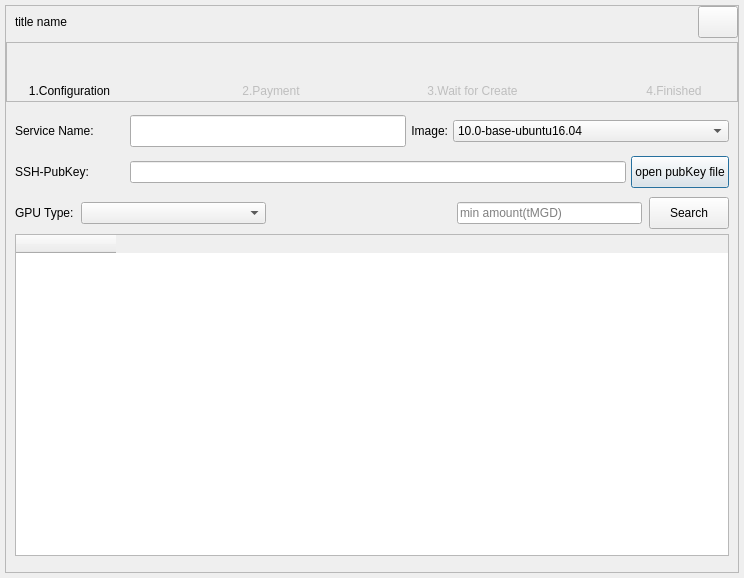
Old version of the form src/qt/forms/adddockerservicedlg.ui in the repository MassGrid/MassGrid.
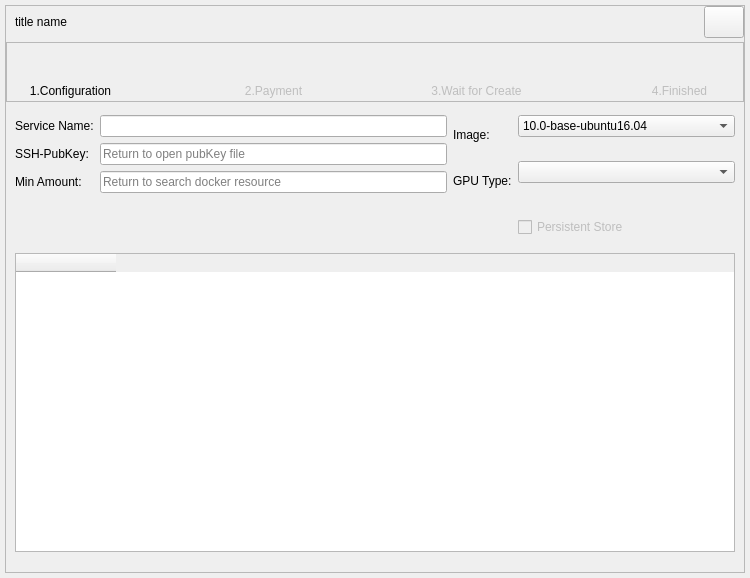
New version of the form. Icons and pictures are not drawn. Custom widgets are drawn as their Qt base class.

Commit message: update gui and add persistent Store option

The edit to the form file:
```diff
--- a/src/qt/forms/adddockerservicedlg.ui
+++ b/src/qt/forms/adddockerservicedlg.ui
@@ -6,7 +6,7 @@
    <rect>
     <x>0</x>
     <y>0</y>
-    <width>744</width>
+    <width>750</width>
     <height>578</height>
    </rect>
   </property>
@@ -134,8 +134,11 @@
          </item>
          <item>
           <widget class="QFrame" name="frame_step">
+           <property name="enabled">
+            <bool>true</bool>
+           </property>
            <property name="sizePolicy">
-            <sizepolicy hsizetype="Preferred" vsizetype="Preferred">
+            <sizepolicy hsizetype="Preferred" vsizetype="Fixed">
              <horstretch>0</horstretch>
              <verstretch>60</verstretch>
             </sizepolicy>
@@ -149,7 +152,7 @@
            <property name="maximumSize">
             <size>
              <width>16777215</width>
-             <height>60</height>
+             <height>16777215</height>
             </size>
            </property>
            <property name="styleSheet">
@@ -529,6 +532,9 @@
                     <height>35</height>
                    </size>
                   </property>
+                  <property name="styleSheet">
+                   <string notr="true"/>
+                  </property>
                   <property name="text">
                    <string/>
                   </property>
@@ -691,6 +697,9 @@
                     <height>35</height>
                    </size>
                   </property>
+                  <property name="styleSheet">
+                   <string notr="true"/>
+                  </property>
                   <property name="text">
                    <string/>
                   </property>
@@ -747,20 +756,16 @@
             <number>0</number>
            </property>
            <widget class="QWidget" name="page">
-            <layout class="QVBoxLayout" name="verticalLayout" stretch="1,1,0,10">
-             <property name="spacing">
-              <number>5</number>
-             </property>
-             <property name="bottomMargin">
-              <number>5</number>
-             </property>
+            <layout class="QVBoxLayout" name="verticalLayout" stretch="1,5">
              <item>
-              <layout class="QHBoxLayout" name="horizontalLayout" stretch="0,0,0,0">
+              <layout class="QHBoxLayout" name="horizontalLayout" stretch="5,3">
                <item>
+                <layout class="QFormLayout" name="formLayout">
+                 <item row="0" column="0">
                 <widget class="QLabel" name="label_servicename">
                  <property name="minimumSize">
                   <size>
-                   <width>110</width>
+                     <width>0</width>
                    <height>0</height>
                   </size>
                  </property>
@@ -772,10 +777,10 @@
                  </property>
                 </widget>
                </item>
-               <item>
+                 <item row="0" column="1">
                 <widget class="QLineEdit" name="lineEdit_name">
                  <property name="sizePolicy">
-                  <sizepolicy hsizetype="Expanding" vsizetype="Expanding">
+                    <sizepolicy hsizetype="Expanding" vsizetype="Fixed">
                    <horstretch>0</horstretch>
                    <verstretch>0</verstretch>
                   </sizepolicy>
@@ -791,17 +796,70 @@
                  </property>
                 </widget>
                </item>
+                 <item row="1" column="0">
+                  <widget class="QLabel" name="label_sshkey">
+                   <property name="minimumSize">
+                    <size>
+                     <width>0</width>
+                     <height>0</height>
+                    </size>
+                   </property>
+                   <property name="text">
+                    <string>SSH-PubKey:</string>
+                   </property>
+                   <property name="alignment">
+                    <set>Qt::AlignLeading|Qt::AlignLeft|Qt::AlignVCenter</set>
+                   </property>
+                  </widget>
+                 </item>
+                 <item row="3" column="0">
+                  <widget class="QLabel" name="label_minAmount">
+                   <property name="minimumSize">
+                    <size>
+                     <width>0</width>
+                     <height>0</height>
+                    </size>
+                   </property>
+                   <property name="text">
+                    <string>Min Amount:</string>
+                   </property>
+                  </widget>
+                 </item>
+                 <item row="3" column="1">
+                  <widget class="QLineEdit" name="lineEdit_minAmount">
+                   <property name="placeholderText">
+                    <string>Return to search docker resource</string>
+                   </property>
+                  </widget>
+                 </item>
+                 <item row="1" column="1">
+                  <widget class="QLineEdit" name="lineEdit_sshpubkey">
+                   <property name="placeholderText">
+                    <string>Return to open pubKey file</string>
+                   </property>
+                  </widget>
+                 </item>
+                </layout>
+               </item>
                <item>
-                <widget class="QLabel" name="label">
+                <layout class="QFormLayout" name="formLayout_2">
+                 <item row="0" column="0">
+                  <widget class="QLabel" name="label_image">
+                   <property name="minimumSize">
+                    <size>
+                     <width>0</width>
+                     <height>40</height>
+                    </size>
+                   </property>
                  <property name="text">
                   <string>Image:</string>
                  </property>
                  <property name="alignment">
-                  <set>Qt::AlignRight|Qt::AlignTrailing|Qt::AlignVCenter</set>
+                    <set>Qt::AlignLeading|Qt::AlignLeft|Qt::AlignVCenter</set>
                  </property>
                 </widget>
                </item>
-               <item>
+                 <item row="0" column="1">
                 <widget class="QComboBox" name="comboBox_image">
                  <property name="sizePolicy">
                   <sizepolicy hsizetype="Expanding" vsizetype="Fixed">
@@ -846,78 +904,14 @@
                  </item>
                 </widget>
                </item>
-              </layout>
-             </item>
-             <item>
-              <layout class="QHBoxLayout" name="horizontalLayout_2">
-               <item>
-                <widget class="QLabel" name="label_sshkey">
-                 <property name="minimumSize">
-                  <size>
-                   <width>110</width>
-                   <height>40</height>
-                  </size>
-                 </property>
-                 <property name="text">
-                  <string>SSH-PubKey:</string>
-                 </property>
-                 <property name="alignment">
-                  <set>Qt::AlignLeading|Qt::AlignLeft|Qt::AlignVCenter</set>
-                 </property>
-                </widget>
-               </item>
-               <item>
-                <widget class="QLineEdit" name="textEdit_sshpubkey"/>
-               </item>
-               <item>
-                <widget class="QPushButton" name="openPubKeyButton">
-                 <property name="minimumSize">
-                  <size>
-                   <width>0</width>
-                   <height>32</height>
-                  </size>
-                 </property>
-                 <property name="styleSheet">
-                  <string notr="true"/>
-                 </property>
-                 <property name="text">
-                  <string>open pubKey file</string>
-                 </property>
-                </widget>
-               </item>
-              </layout>
-             </item>
-             <item>
-              <widget class="QFrame" name="frame_filter">
-               <property name="styleSheet">
-                <string notr="true">QFrame#frame_filter{
-border:hidden;
-}</string>
-               </property>
-               <property name="frameShape">
-                <enum>QFrame::StyledPanel</enum>
-               </property>
-               <property name="frameShadow">
-                <enum>QFrame::Raised</enum>
-               </property>
-               <layout class="QHBoxLayout" name="horizontalLayout_3">
-                <property name="spacing">
-                 <number>7</number>
-                </property>
-                <property name="leftMargin">
-                 <number>0</number>
-                </property>
-                <property name="topMargin">
-                 <number>0</number>
-                </property>
-                <property name="rightMargin">
-                 <number>0</number>
-                </property>
-                <property name="bottomMargin">
-                 <number>0</number>
-                </property>
-                <item>
+                 <item row="1" column="0">
                  <widget class="QLabel" name="label_gputype">
+                   <property name="minimumSize">
+                    <size>
+                     <width>0</width>
+                     <height>40</height>
+                    </size>
+                   </property>
                   <property name="text">
                    <string>GPU Type:</string>
                   </property>
@@ -926,7 +920,7 @@
                   </property>
                  </widget>
                 </item>
-                <item>
+                 <item row="1" column="1">
                  <widget class="QComboBox" name="comboBox_gpuType">
                   <property name="sizePolicy">
                    <sizepolicy hsizetype="Expanding" vsizetype="Fixed">
@@ -939,47 +933,25 @@
                   </property>
                  </widget>
                 </item>
-                <item>
-                 <spacer name="horizontalSpacer_30">
-                  <property name="orientation">
-                   <enum>Qt::Horizontal</enum>
-                  </property>
-                  <property name="sizeHint" stdset="0">
-                   <size>
-                    <width>40</width>
-                    <height>20</height>
-                   </size>
-                  </property>
-                 </spacer>
-                </item>
-                <item>
-                 <widget class="QLineEdit" name="lineEdit_minAmount">
-                  <property name="placeholderText">
-                   <string>min amount(tMGD)</string>
-                  </property>
-                 </widget>
-                </item>
-                <item>
-                 <widget class="QPushButton" name="minAmountButton">
+                 <item row="2" column="1">
+                  <widget class="QCheckBox" name="checkBox_persistentStore">
+                   <property name="enabled">
+                    <bool>false</bool>
+                   </property>
                   <property name="minimumSize">
                    <size>
                     <width>0</width>
-                    <height>32</height>
-                   </size>
-                  </property>
-                  <property name="maximumSize">
-                   <size>
-                    <width>16777215</width>
-                    <height>16777215</height>
+                     <height>40</height>
                    </size>
                   </property>
                   <property name="text">
-                   <string>Search</string>
+                    <string>Persistent Store</string>
                   </property>
                  </widget>
                 </item>
                </layout>
-              </widget>
+               </item>
+              </layout>
              </item>
              <item>
               <widget class="QTableWidget" name="tableWidget_resource">
```
Left out of the diff: 24 changed lines with no effect on the pictures. Lines whose indentation alone changed are shown as unchanged. The commit also changes 9 other files.
